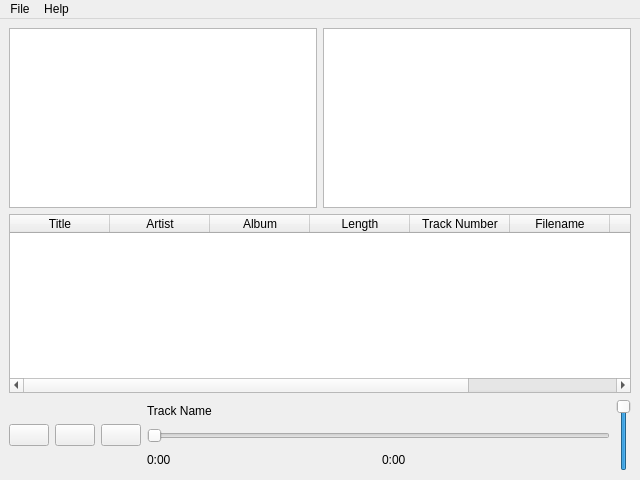
This is main.ui in Ohmnivore/SpaceAudio as Qt 5 draws it before an edit. The edited form follows.
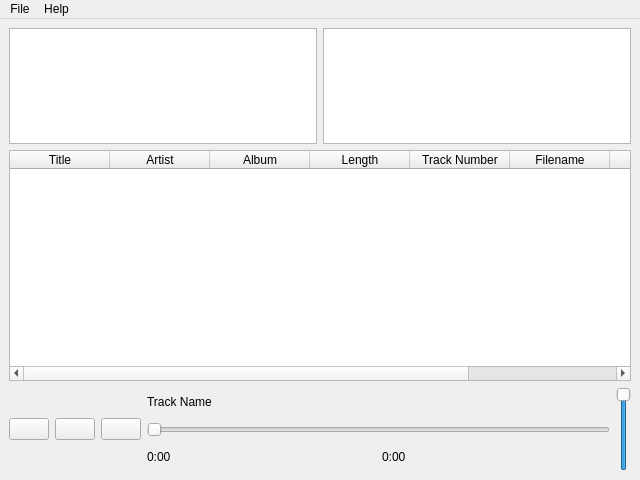
This is the edited form.

```diff
--- a/main.ui
+++ b/main.ui
@@ -19,9 +19,9 @@
   <widget class="QWidget" name="centralwidget">
    <layout class="QGridLayout" name="gridLayout">
     <item row="0" column="0">
-     <layout class="QVBoxLayout" name="verticalLayout">
+     <layout class="QVBoxLayout" name="verticalLayout" stretch="1,2,0">
       <item>
-       <layout class="QHBoxLayout" name="horizontalLayout">
+       <layout class="QHBoxLayout" name="horizontalLayout" stretch="0,0">
         <item>
          <widget class="QListWidget" name="ArtistList">
           <property name="sortingEnabled">
@@ -45,11 +45,14 @@
         <property name="sortingEnabled">
          <bool>true</bool>
         </property>
+        <property name="wordWrap">
+         <bool>false</bool>
+        </property>
         <attribute name="horizontalHeaderShowSortIndicator" stdset="0">
          <bool>true</bool>
         </attribute>
         <attribute name="horizontalHeaderStretchLastSection">
-         <bool>false</bool>
+         <bool>true</bool>
         </attribute>
         <attribute name="verticalHeaderVisible">
          <bool>false</bool>
@@ -61,7 +64,7 @@
          <bool>false</bool>
         </attribute>
         <attribute name="verticalHeaderStretchLastSection">
-         <bool>true</bool>
+         <bool>false</bool>
         </attribute>
         <column>
          <property name="text">
```
